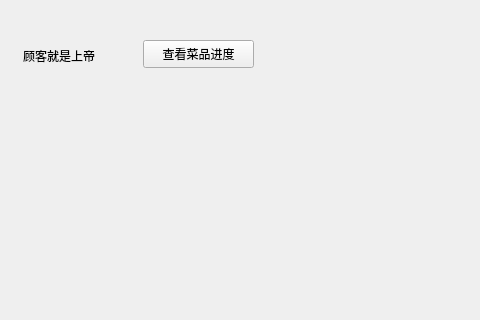
Qt form waitdialog.ui (WhirlFirst/QtDish) before a commit; both pictures show x 487 to 967 and y 0 to 320 of the 967 by 699 pixel window.
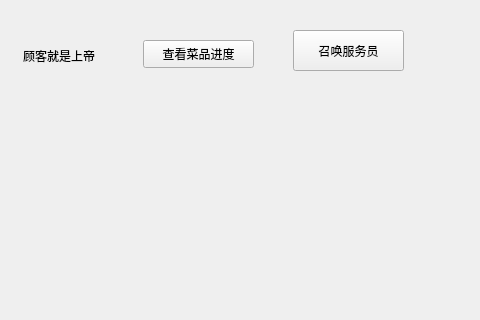
The same form after that commit.

The edit to the form file:
```diff
--- a/waitdialog.ui
+++ b/waitdialog.ui
@@ -95,6 +95,19 @@
     <string>查看菜品进度</string>
    </property>
   </widget>
+  <widget class="QPushButton" name="servicebtn">
+   <property name="geometry">
+    <rect>
+     <x>780</x>
+     <y>30</y>
+     <width>111</width>
+     <height>41</height>
+    </rect>
+   </property>
+   <property name="text">
+    <string>召唤服务员</string>
+   </property>
+  </widget>
  </widget>
  <resources/>
  <connections/>
```
